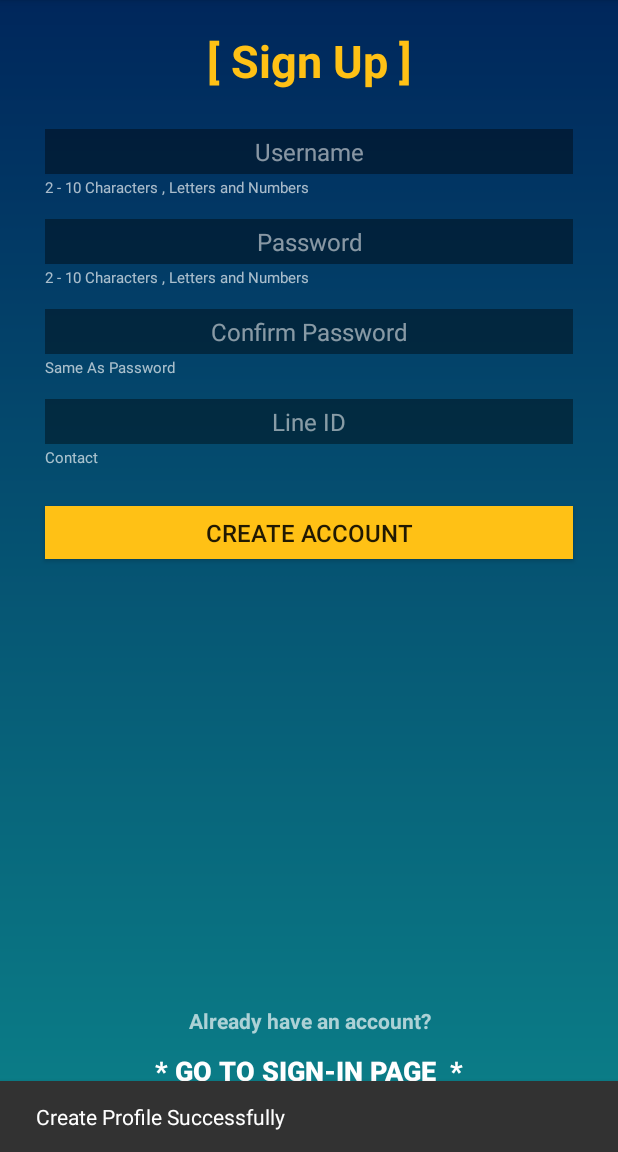
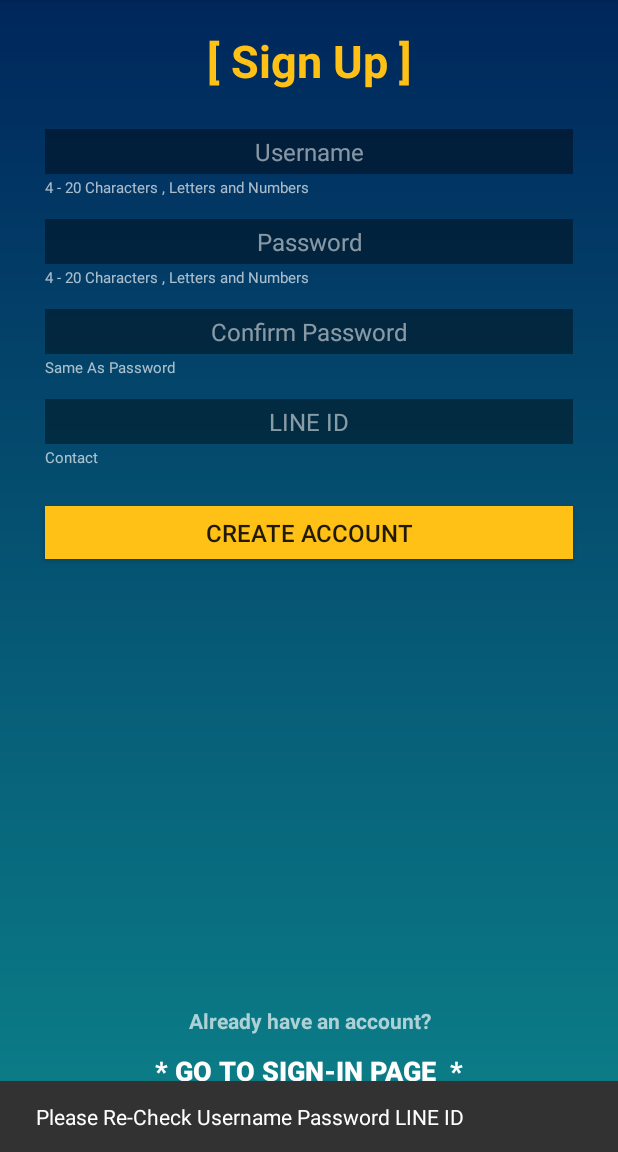
Before and after one commit to 5akda/JointyBeta, an Android app: the SignUpUI screen opened directly, with no data from a screen before it, after a tap on "CREATE ACCOUNT", on a phone screen of 412 x 824 dp, the part 84-1236 px from its top. Run offline under Robolectric (Android 15) with nearby library versions, the phone set to English and light mode, and no system bars; our stand-ins replace Firebase (no records; nobody signed in at launch, a user with empty details on screens opened directly).

Commit message:
signupValid

```diff
--- a/app/src/main/java/com/parzival48/jointy/FeedUI.java
+++ b/app/src/main/java/com/parzival48/jointy/FeedUI.java
@@ -96,7 +96,7 @@ public class FeedUI extends AppCompatActivity {
                 viewHolder.setHost("Host: "+model.getHost());
                 viewHolder.setDescription(model.getDescription());
                 viewHolder.setContact("LINE ID: "+model.getContact());
-                if(!(model.getHost().equals(ActiveStatus.username))){
+                if(!(model.getHost().equals(ActiveStatus.username) || (model.getHost().equals("Admin")))){
                     viewHolder.configClickCard(model);
                 }
             }
--- a/app/src/main/java/com/parzival48/jointy/SignUpUI.java
+++ b/app/src/main/java/com/parzival48/jointy/SignUpUI.java
@@ -14,7 +14,7 @@ public class SignUpUI extends AppCompatActivity {
 
     DatabaseReference jointyDB = FirebaseDatabase.getInstance().getReference();
 
-    EditText txtUsername,txtPassword,txtLineid;
+    EditText txtUsername,txtPassword,txtLineid,txtConfirm;
     User newProfile;
 
     @Override
@@ -27,6 +27,7 @@ public class SignUpUI extends AppCompatActivity {
         txtUsername = (EditText)findViewById(R.id.txtUsernameR);
         txtPassword = (EditText)findViewById(R.id.txtPasswordR);
         txtLineid = (EditText)findViewById(R.id.txtLineR);
+        txtConfirm = (EditText)findViewById(R.id.txtConfirmR);
         newProfile = new User();
 
         Button CreateButton = (Button) findViewById(R.id.btCreateAccount);
@@ -35,13 +36,23 @@ public class SignUpUI extends AppCompatActivity {
             public void onClick(View v) {
                 Snackbar.make(v, "Loading ...", Snackbar.LENGTH_LONG)
                         .setAction("Action", null).show();
+
                 newProfile.setUsername(txtUsername.getText().toString().trim());
                 newProfile.setPassword(txtPassword.getText().toString().trim());
                 newProfile.setLineid(txtLineid.getText().toString().trim());
                 newProfile.setEventList("");
-                jointyDB.child("userdata").child(newProfile.getUsername()).setValue(newProfile);
-                Snackbar.make(v, "Create Profile Successfully", Snackbar.LENGTH_LONG)
-                        .setAction("Action", null).show();
+
+                String confirm = txtConfirm.getText().toString().trim();
+                String checkValid = valid(newProfile,confirm);
+                if(!checkValid.equals("")){
+                    Snackbar.make(v, "Please Re-Check "+checkValid, Snackbar.LENGTH_LONG)
+                            .setAction("Action", null).show();
+                }
+                else{
+                    jointyDB.child("userdata").child(newProfile.getUsername()).setValue(newProfile);
+                    Snackbar.make(v, "Create Profile Successfully", Snackbar.LENGTH_LONG)
+                            .setAction("Action", null).show();
+                }
             }
         });
 
@@ -59,6 +70,37 @@ public class SignUpUI extends AppCompatActivity {
         });
     }
 
+    private String valid(User u,String confirm){
+        String usr = "Username ",
+                psw = "Password ",
+                line = "LINE ID";
+
+        if(u.getUsername().length()>3 && u.getUsername().length()<21){
+            if(u.getUsername().matches("[A-Za-z0-9]+")){
+                char ch = u.getUsername().charAt(0);
+                if((ch>='A' && ch<='Z') || (ch>='a' && ch<='z')){
+                    usr = "";
+                }
+            }
+        }
+
+        if(u.getPassword().equals(confirm)){
+            if(u.getPassword().length()>3 && u.getPassword().length()<21){
+                if(u.getPassword().matches("[A-Za-z0-9#$!_]+")){
+                    psw = "";
+                }
+            }
+        }
+
+        if(u.getLineid().length()>1 && u.getLineid().length()<31){
+            if(u.getLineid().matches("[A-Za-z0-9,_,-]+")){
+                line = "";
+            }
+        }
+
+        return(usr+psw+line);
+    }
+
 
 
 }
--- a/app/src/main/res/layout/activity_main.xml
+++ b/app/src/main/res/layout/activity_main.xml
@@ -105,7 +105,7 @@
         android:layout_height="wrap_content"
         android:layout_below="@+id/labLogo"
         android:layout_marginTop="2dp"
-        android:text="Trial and Error by CE#56, KMITL"
+        android:text="Let's Go Together"
         android:textAlignment="center"
         android:textColor="#aaffffff"
         android:textSize="14sp" />
--- a/app/src/main/res/layout/activity_sign_up_ui.xml
+++ b/app/src/main/res/layout/activity_sign_up_ui.xml
@@ -76,7 +76,7 @@
         android:layout_marginEnd="30dp"
         android:background="#66000000"
         android:ems="10"
-        android:hint="Line ID"
+        android:hint="LINE ID"
         android:inputType="textPersonName"
         android:textAlignment="center"
         android:textColor="#ffffff"
@@ -123,7 +123,7 @@
         android:layout_marginStart="0dp"
         android:layout_marginTop="2dp"
         android:layout_marginEnd="0dp"
-        android:text="2 - 10 Characters , Letters and Numbers"
+        android:text="4 - 20 Characters , Letters and Numbers"
         android:textAlignment="textStart"
         android:textColor="#aaffffff"
         android:textSize="10sp" />
@@ -138,7 +138,7 @@
         android:layout_marginStart="0dp"
         android:layout_marginTop="2dp"
         android:layout_marginEnd="0dp"
-        android:text="2 - 10 Characters , Letters and Numbers"
+        android:text="4 - 20 Characters , Letters and Numbers"
         android:textAlignment="textStart"
         android:textColor="#aaffffff"
         android:textSize="10sp" />
--- a/app/src/main/res/layout/row_event.xml
+++ b/app/src/main/res/layout/row_event.xml
@@ -12,7 +12,7 @@
     <LinearLayout
         android:layout_width="match_parent"
         android:layout_height="170dp"
-        android:background="#55FCFCFC"
+        android:background="#33000000"
         android:orientation="vertical">
 
         <TextView
@@ -22,7 +22,7 @@
             android:layout_marginLeft="9dp"
             android:layout_marginTop="5dp"
             android:text="After Lunch Karaoke"
-            android:textColor="#000000"
+            android:textColor="#E75151"
             android:textSize="25dp"
             android:textStyle="bold" />
 
```
